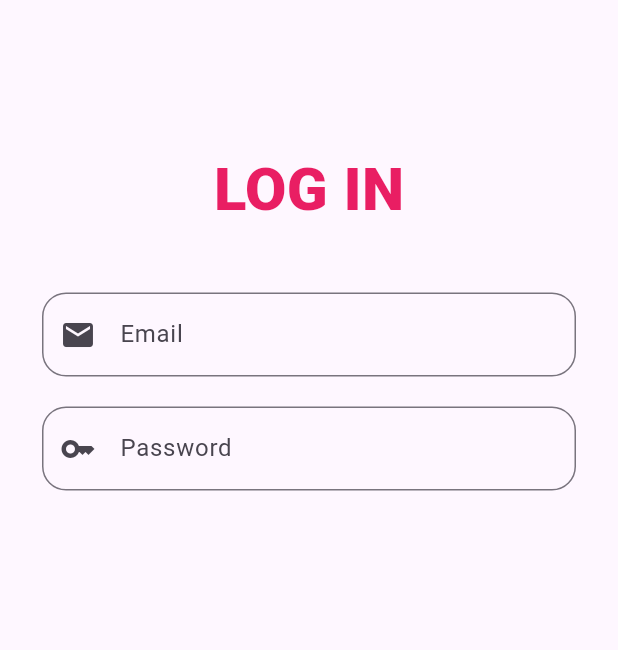
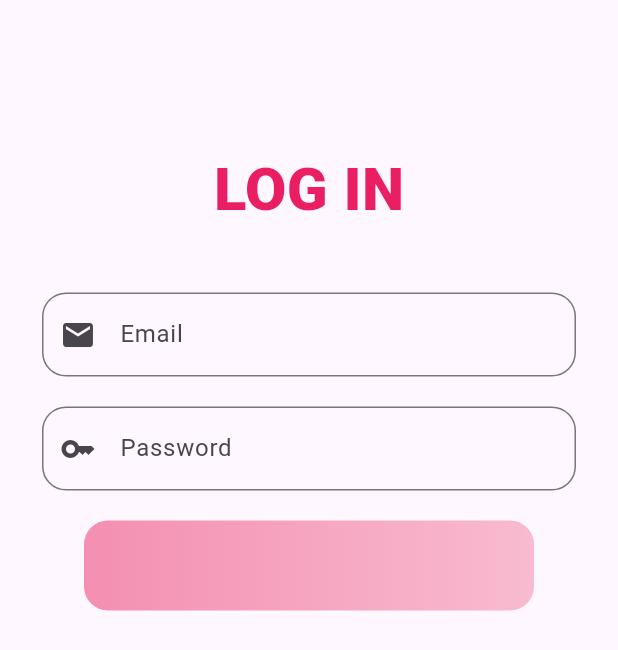
Before and after one commit to sohasara/E-Commerce-App, a Flutter app: the screen it shows after launch, on a phone screen of 412 x 824 dp. Shown: the top 650 px of the screen. Run offline on Flutter 3.47's test engine with Material 3 defaults, Android fonts, the phone set to English and light mode, and no system bars.

Commit message:
add button

```diff
--- a/lib/feature/presentation/pages/log_in.dart
+++ b/lib/feature/presentation/pages/log_in.dart
@@ -1,3 +1,4 @@
+import 'package:delivery_app_with_admin_pannel/feature/presentation/widgets/submit_button.dart';
 import 'package:delivery_app_with_admin_pannel/feature/presentation/widgets/text_field.dart';
 import 'package:flutter/material.dart';
 
@@ -41,6 +42,10 @@ class LogIn extends StatelessWidget {
                 ),
                 hinttext: 'Password',
               ),
+              SizedBox(
+                height: 20,
+              ),
+              SubmitButton(),
             ],
           ),
         ),
--- a/lib/feature/presentation/widgets/submit_button.dart
+++ b/lib/feature/presentation/widgets/submit_button.dart
@@ -0,0 +1,22 @@
+import 'package:flutter/material.dart';
+
+class SubmitButton extends StatelessWidget {
+  const SubmitButton({super.key});
+
+  @override
+  Widget build(BuildContext context) {
+    return Container(
+      height: 60,
+      width: 300,
+      decoration: BoxDecoration(
+        borderRadius: BorderRadius.circular(16),
+        gradient: LinearGradient(
+          colors: [
+            Colors.pink.shade200,
+            Colors.pink.shade100,
+          ],
+        ),
+      ),
+    );
+  }
+}
```
